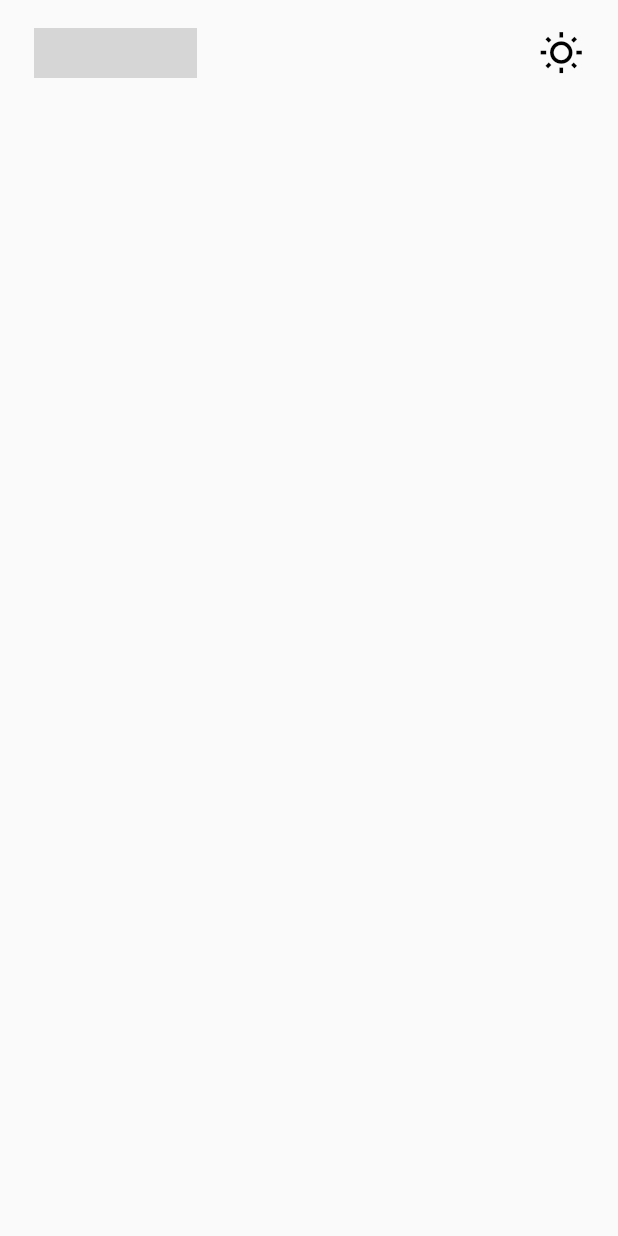
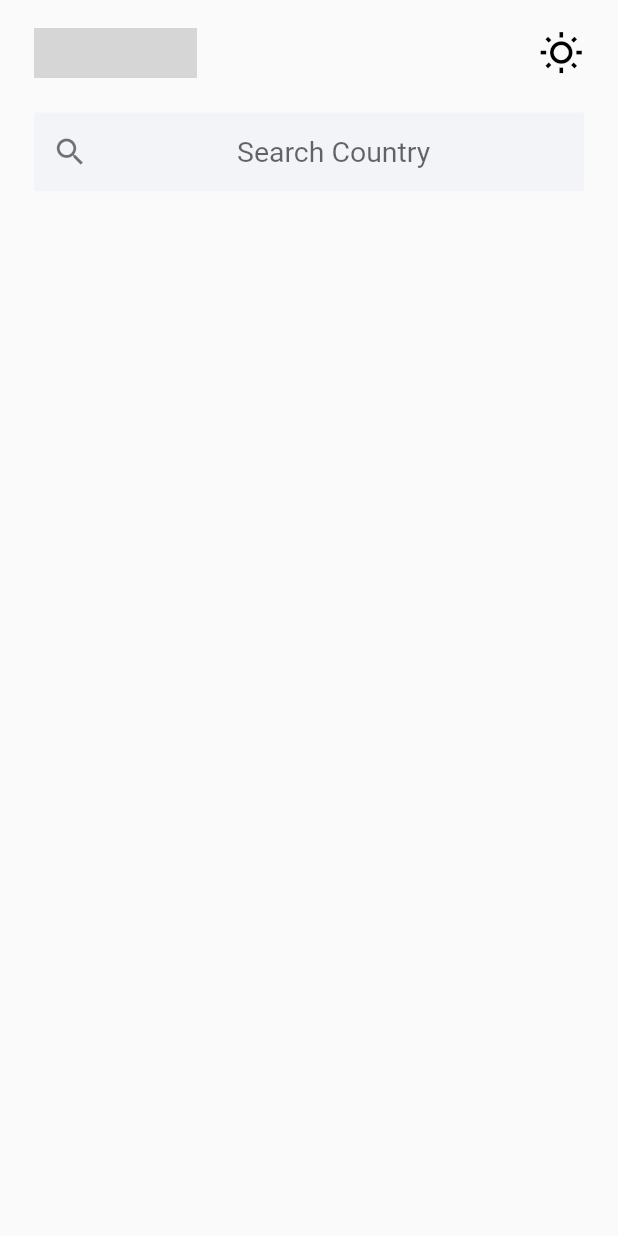
Before and after one commit to OstrichFarmer/hng_explore, a Flutter app: the screen it shows after launch, on a phone screen of 412 x 824 dp. Run offline on Flutter 3.47's test engine with Material 2 defaults, Android fonts, the light colour scheme and no system bars; our stand-ins replace get; grey boxes are pictures that could not be loaded.

Commit message:
created the search bar

```diff
--- a/lib/screens/home_screen.dart
+++ b/lib/screens/home_screen.dart
@@ -1,4 +1,5 @@
 import 'package:flutter/material.dart';
+import 'package:hng_explore/utilities/colors.dart';
 import 'package:hng_explore/utilities/dimensions.dart';
 
 class HomeScreen extends StatefulWidget {
@@ -60,7 +61,27 @@ class _HomeScreenState extends State<HomeScreen> {
             right: Dimensions.height24,
           ),
           child: Column(
-            children: [Container()],
+            children: [
+              TextFormField(
+                textAlign: TextAlign.center,
+                onChanged: (_) {},
+                decoration: InputDecoration(
+                  filled: true,
+                  fillColor: AppColors.paleWhite,
+                  hintText: 'Search Country',
+                  hintStyle: TextStyle(
+                    fontSize: Dimensions.font20,
+                    fontWeight: FontWeight.w400,
+                  ),
+                  prefixIcon: const Icon(
+                    Icons.search,
+                    color: Colors.black54,
+                  ),
+                  border: InputBorder.none,
+                  contentPadding: EdgeInsets.all(Dimensions.height16),
+                ),
+              )
+            ],
           ),
         ),
       ),
```
